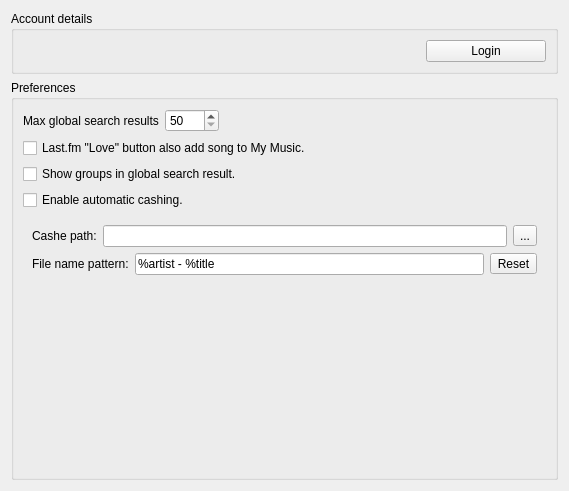
Pulfer/clementine-vkservice, file src/internet/vksettingspage.ui: the form before one commit.
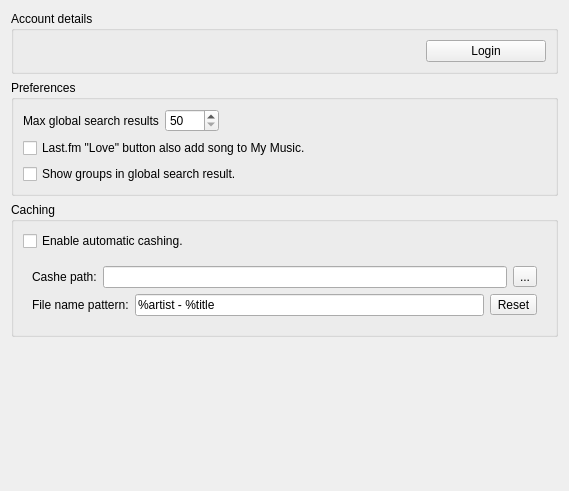
The form after the commit. Icons and pictures are not drawn.

Commit message: Group cache options in Vk Settings page.

The edit to the form file:
```diff
--- a/src/internet/vksettingspage.ui
+++ b/src/internet/vksettingspage.ui
@@ -110,6 +110,15 @@
         </property>
        </widget>
       </item>
+     </layout>
+    </widget>
+   </item>
+   <item>
+    <widget class="QGroupBox" name="groupBox">
+     <property name="title">
+      <string>Caching</string>
+     </property>
+     <layout class="QVBoxLayout" name="verticalLayout_4">
       <item>
        <widget class="QCheckBox" name="enable_caching">
         <property name="text">
@@ -178,11 +187,17 @@
         </layout>
        </widget>
       </item>
+     </layout>
+    </widget>
+   </item>
       <item>
        <spacer name="verticalSpacer">
         <property name="orientation">
          <enum>Qt::Vertical</enum>
         </property>
+     <property name="sizeType">
+      <enum>QSizePolicy::Expanding</enum>
+     </property>
         <property name="sizeHint" stdset="0">
          <size>
           <width>20</width>
@@ -190,9 +205,6 @@
          </size>
         </property>
        </spacer>
-      </item>
-     </layout>
-    </widget>
    </item>
   </layout>
  </widget>
```
Lines whose indentation alone changed are shown as unchanged.
